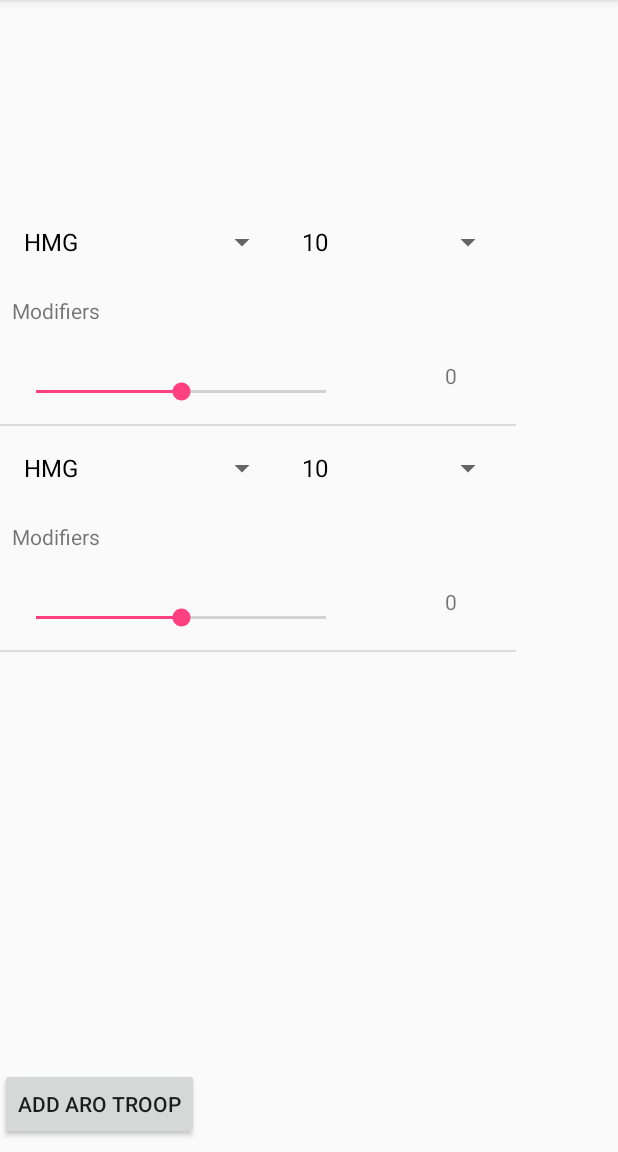
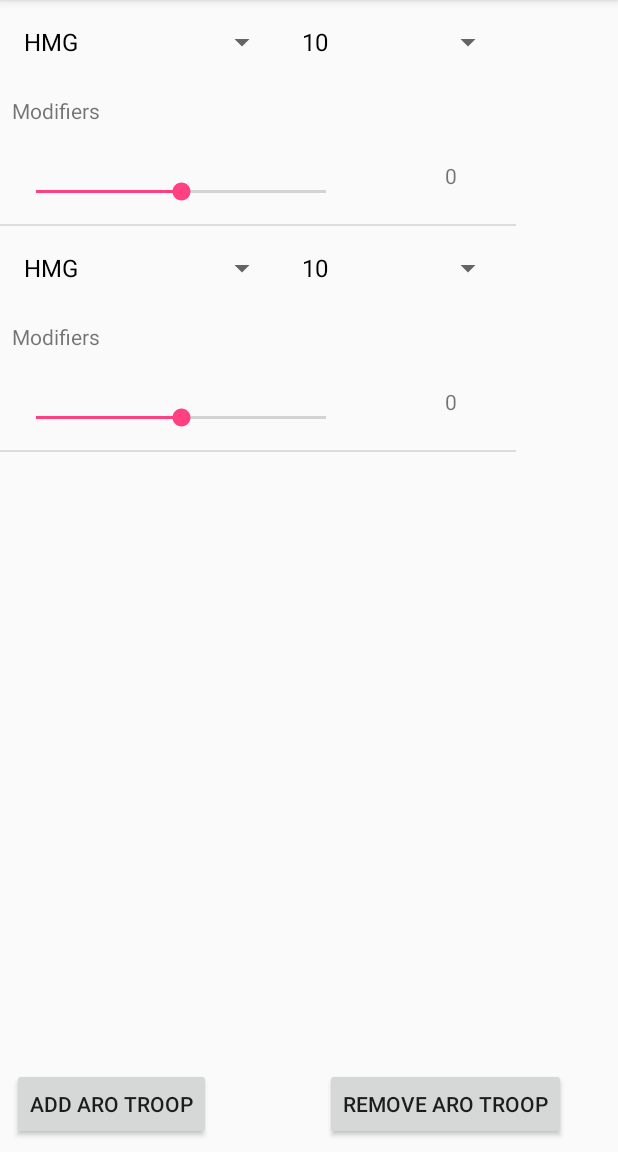
Before and after one commit to JPRbrs/infinityShootout, an Android app: the screen it shows after launch (MainActivity), on a phone screen of 412 x 824 dp, the part 84-1236 px from its top. Run offline under Robolectric (Android 15) with nearby library versions, the phone set to English and light mode, and no system bars.

```diff
--- a/app/src/main/java/infinityshootout/screamstudios/com/infinityshootout/MainActivity.java
+++ b/app/src/main/java/infinityshootout/screamstudios/com/infinityshootout/MainActivity.java
@@ -32,19 +32,29 @@ public class MainActivity extends AppCompatActivity {
 
         final ListView listView =(ListView) findViewById(R.id.listview);
 
-        Button addARO_BT = (Button) findViewById(R.id.addARO_BT);
+        Button addARO_BT = (Button) findViewById(R.id.add_ARO);
         addARO_BT.setOnClickListener(new View.OnClickListener() {
             @Override
             public void onClick(View view) {
-                Log.i("TAG", Integer.toString(values.size()));
                 values.add("new troop");
                 adapter.notifyDataSetChanged();
             }
         });
-         adapter = new MySimpleArrayAdapter(
+
+        Button remove_ARO_BT = (Button) findViewById(R.id.remove_ARO);
+        remove_ARO_BT.setOnClickListener(new View.OnClickListener() {
+            @Override
+            public void onClick(View view) {
+                if (values.size() > 2) {
+                    values.remove(values.size() - 1);
+                    adapter.notifyDataSetChanged();
+                }
+            }
+        });
+        adapter = new MySimpleArrayAdapter(
                 this,
                 values);
-         listView.setAdapter(adapter);
+        listView.setAdapter(adapter);
     }
 
     public class MySimpleArrayAdapter extends ArrayAdapter<String>{
--- a/app/src/main/res/layout/activity_main.xml
+++ b/app/src/main/res/layout/activity_main.xml
@@ -4,7 +4,9 @@
     xmlns:tools="http://schemas.android.com/tools"
     android:layout_width="match_parent"
     android:layout_height="match_parent"
-    tools:context="infinityshootout.screamstudios.com.infinityshootout.MainActivity">
+    tools:context="infinityshootout.screamstudios.com.infinityshootout.MainActivity"
+    tools:layout_editor_absoluteY="81dp"
+    tools:layout_editor_absoluteX="0dp">
 
 
     <ListView
@@ -12,17 +14,27 @@
         android:layout_width="344dp"
         android:layout_height="446dp"
         tools:layout_editor_absoluteX="8dp"
-        android:layout_marginBottom="8dp"
-        app:layout_constraintBottom_toTopOf="@+id/addARO_BT"
-        app:layout_constraintTop_toTopOf="parent"
-        android:layout_marginTop="8dp" />
+        tools:layout_editor_absoluteY="5dp" />
 
     <Button
-        android:id="@+id/addARO_BT"
+        android:id="@+id/add_ARO"
         android:layout_width="wrap_content"
         android:layout_height="wrap_content"
         android:text="@string/addARO_BT_text"
-        tools:layout_editor_absoluteX="135dp"
-        android:layout_marginBottom="8dp"
-        app:layout_constraintBottom_toBottomOf="parent" />
+        android:layout_marginLeft="8dp"
+        app:layout_constraintLeft_toLeftOf="parent"
+        app:layout_constraintBottom_toBottomOf="parent"
+        android:layout_marginBottom="8dp" />
+
+    <Button
+        android:id="@+id/remove_ARO"
+        android:layout_width="wrap_content"
+        android:layout_height="wrap_content"
+        android:text="@string/removeARO_BT_text"
+        app:layout_constraintLeft_toRightOf="@+id/add_ARO"
+        android:layout_marginLeft="49dp"
+        android:layout_marginRight="8dp"
+        app:layout_constraintRight_toRightOf="parent"
+        app:layout_constraintBottom_toBottomOf="parent"
+        android:layout_marginBottom="8dp" />
 </android.support.constraint.ConstraintLayout>
--- a/app/src/main/res/values/strings.xml
+++ b/app/src/main/res/values/strings.xml
@@ -8,4 +8,5 @@
     <string name="extra_modifiers">Extra modifiers</string>
     <string name="totalModTV">0</string>
     <string name="addARO_BT_text">Add ARO troop</string>
+    <string name="removeARO_BT_text">Remove ARO troop</string>
 </resources>
```
